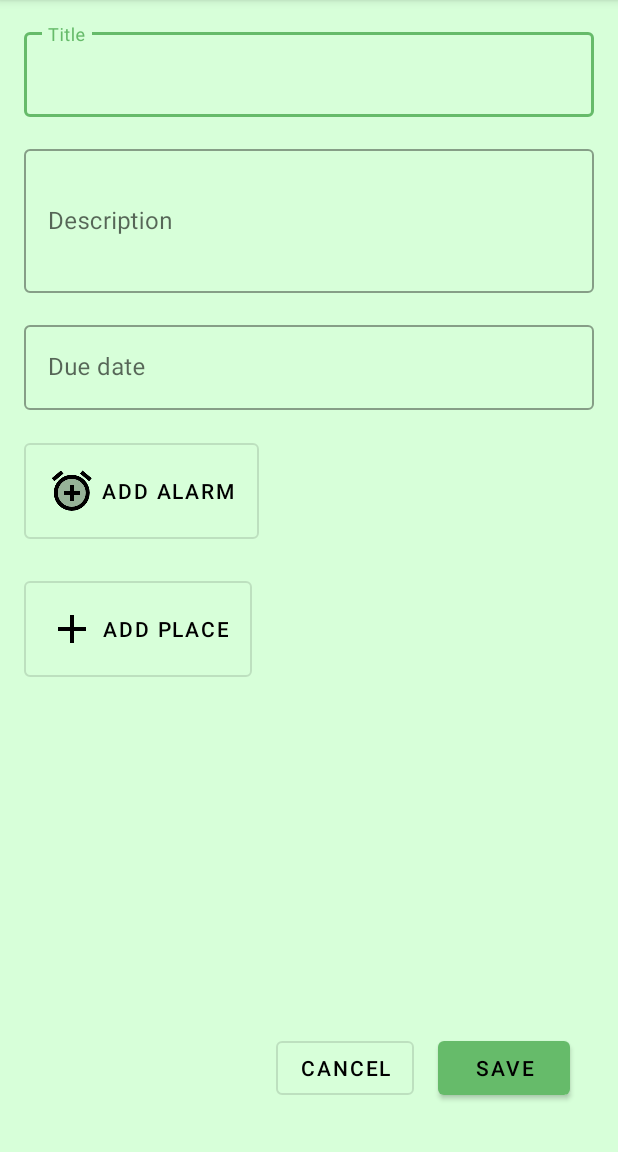
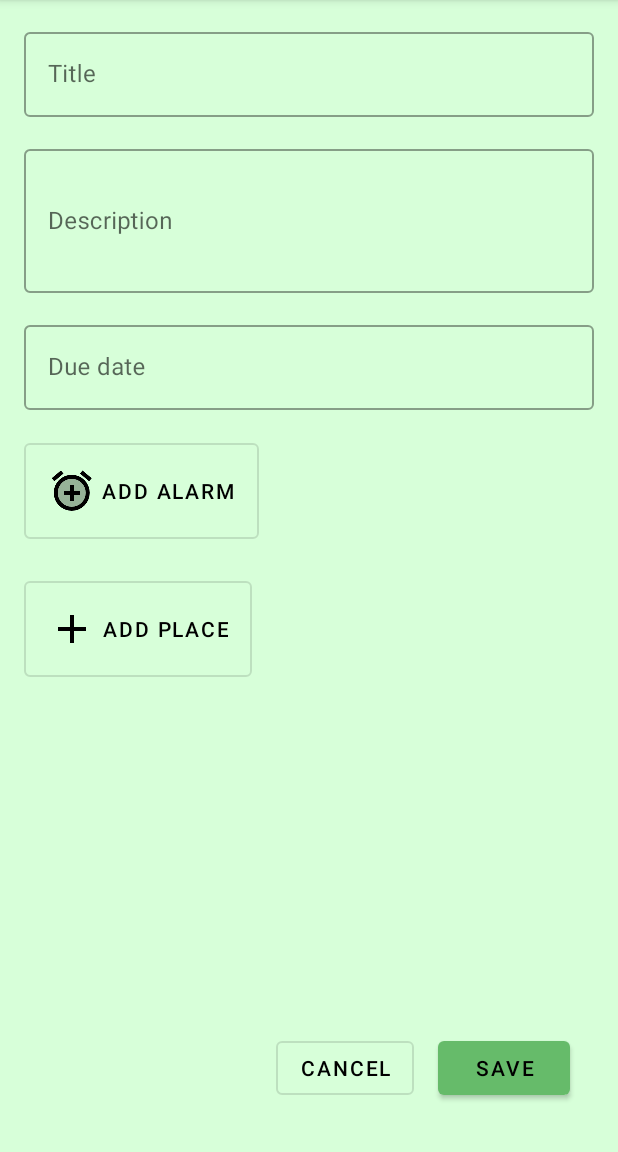
Before and after one commit to malombardi/AnotherToDoList, an Android app: the MainFragment screen opened directly, with no data from a screen before it, after a tap on an icon or button, on a phone screen of 412 x 824 dp, the part 84-1236 px from its top. Run offline under Robolectric (Android 15) with nearby library versions, the phone set to English and light mode, and no system bars; our stand-ins replace Firebase (no records; nobody signed in at launch, a user with empty details on screens opened directly), navigation-ui; 8 statements that could not run were skipped.

Commit message:
screens working

```diff
--- a/app/src/main/java/com/mlprogramming/anothertodolist/model/ToDoTask.kt
+++ b/app/src/main/java/com/mlprogramming/anothertodolist/model/ToDoTask.kt
@@ -1,5 +1,6 @@
 package com.mlprogramming.anothertodolist.model
 
+import com.google.android.gms.maps.model.LatLng
 import com.google.android.gms.maps.model.Marker
 import java.io.Serializable
 
@@ -8,7 +9,9 @@ enum class Status {
 }
 
 data class Place(
-    var marker: Marker? = null
+    var latitude: Double? = null,
+    var longitude: Double? = null,
+    var title: String? = null
 )
 
 data class Alarm(
--- a/app/src/main/java/com/mlprogramming/anothertodolist/place/PlaceViewModel.kt
+++ b/app/src/main/java/com/mlprogramming/anothertodolist/place/PlaceViewModel.kt
@@ -85,7 +85,7 @@ class PlaceViewModel(private val task: ToDoTask) : ViewModel() {
                     places.value = ArrayList<Place>()
                 }
                 val place = command.place
-                place.marker!!.title = ("Place " + places.value!!.size + 1)
+                place.title = ("Place " + places.value!!.size)
 
                 places.value!!.add(place)
                 state.copy(
--- a/app/src/main/res/layout/fragment_task.xml
+++ b/app/src/main/res/layout/fragment_task.xml
@@ -7,6 +7,7 @@
     android:background="@color/primaryLightColor"
     android:paddingLeft="@dimen/activity_horizontal_margin"
     android:paddingTop="@dimen/activity_vertical_margin"
+    android:focusableInTouchMode="true"
     android:paddingRight="@dimen/activity_horizontal_margin"
     android:paddingBottom="@dimen/activity_vertical_margin"
     tools:context="com.mlprogramming.anothertodolist.main.MainActivity">
@@ -25,7 +26,7 @@
             android:layout_height="wrap_content"
             android:hint="@string/label_task_title"
             android:imeOptions="actionNext"
-            android:inputType="textNoSuggestions"
+            android:inputType="textImeMultiLine"
             android:maxLines="1" />
     </com.google.android.material.textfield.TextInputLayout>
 
@@ -43,7 +44,7 @@
             android:layout_width="match_parent"
             android:layout_height="wrap_content"
             android:hint="@string/label_task_description"
-            android:imeOptions="actionDone"
+            android:imeOptions="actionNext"
             android:inputType="textImeMultiLine"
             android:maxLines="2"
             android:minHeight="@dimen/default__multiline_min_height" />
@@ -63,10 +64,10 @@
             android:layout_width="match_parent"
             android:layout_height="wrap_content"
             android:focusableInTouchMode="false"
-            android:hint="@string/label_task_date"
+            android:focusable="true"
             android:imeOptions="actionDone"
-            android:inputType="textNoSuggestions"
-            android:maxLines="1" />
+            android:inputType="none"
+            android:hint="@string/label_task_date" />
     </com.google.android.material.textfield.TextInputLayout>
 
     <RelativeLayout
@@ -75,6 +76,8 @@
         android:layout_height="wrap_content"
         android:layout_marginTop="@dimen/default_margin"
         app:layout_constraintStart_toStartOf="parent"
+        android:focusableInTouchMode="true"
+        android:focusable="true"
         app:layout_constraintTop_toBottomOf="@+id/task_date">
 
         <Button
@@ -107,6 +110,8 @@
         android:layout_width="wrap_content"
         android:layout_height="wrap_content"
         android:layout_marginTop="@dimen/default_margin"
+        android:focusableInTouchMode="true"
+        android:focusable="true"
         app:layout_constraintStart_toStartOf="parent"
         app:layout_constraintTop_toBottomOf="@+id/alarm">
 
```
Also changed, not shown: app/src/main/java/com/mlprogramming/anothertodolist/place/PlaceFragment.kt (+9 -6 lines), app/src/main/java/com/mlprogramming/anothertodolist/task/TaskFragment.kt (+17 -7 lines), app/src/main/java/com/mlprogramming/anothertodolist/task/TaskViewModel.kt (+27 -25 lines), app/src/main/res/layout/item_task.xml (+6 -7 lines).
